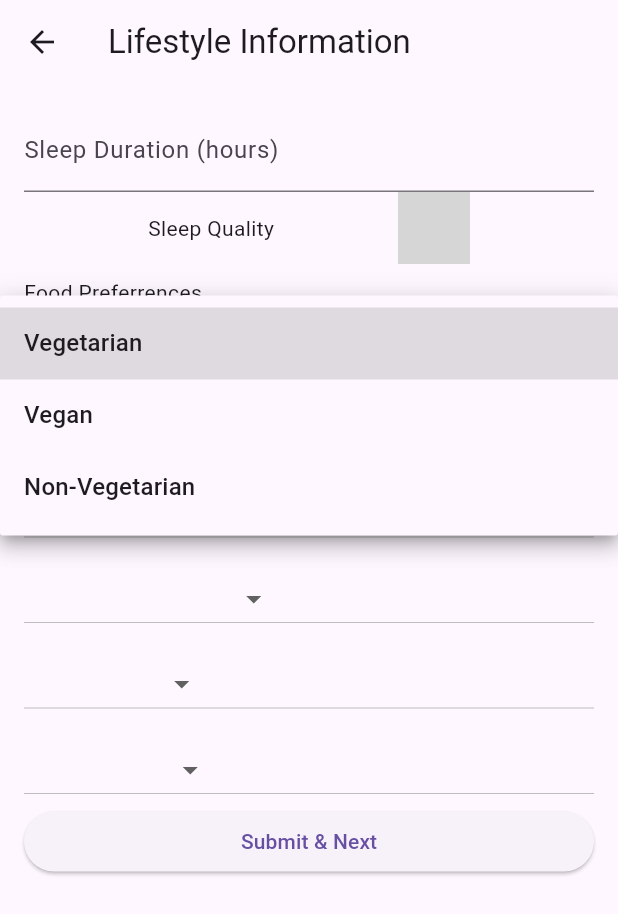
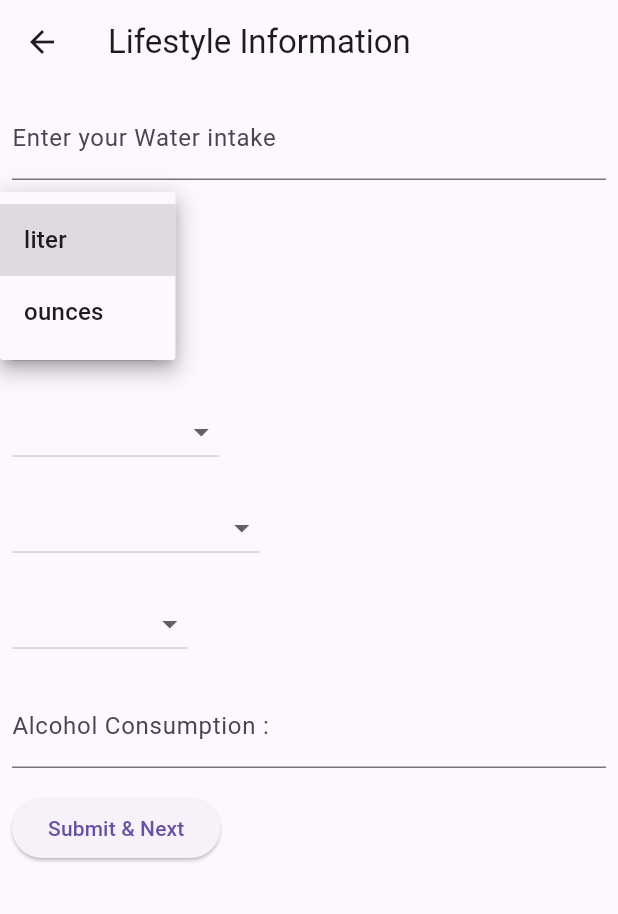
Before and after one commit to pranav-avn/bitsnbytes, a Flutter app: the healthscreen2 screen opened directly, after a tap on the "arrow drop down" icon, on a phone screen of 412 x 824 dp. Shown: the top 914 px of the screen. Run offline on Flutter 3.47's test engine with Material 3 defaults, Android fonts, the phone set to English and light mode, and no system bars; our stand-ins replace camera, cloud_firestore, dash_chat_2, firebase_auth, firebase_core, firebase_messaging and 7 more; missing offline and left inert: firebase_admin; accounts and stored records are empty; grey boxes are pictures that could not be loaded.

Commit message:
Health metrics added

```diff
--- a/HomeIQ - App/smarthome/lib/Authentications/RegisterScreen.dart
+++ b/HomeIQ - App/smarthome/lib/Authentications/RegisterScreen.dart
@@ -55,7 +55,7 @@ class _registerScreenState extends State<registerScreen> {
   Widget build(BuildContext context) {
     return Scaffold(
       appBar: AppBar(
-        title: Text('Register', style: appTstyle()),
+        title: Text('Register'),
       ),
       body: SingleChildScrollView(
         child: Center(
@@ -89,8 +89,7 @@ class _registerScreenState extends State<registerScreen> {
                   ),
                   SizedBox(height: 20),
                   ElevatedButton(
-                      onPressed: _registerUser,
-                      child: Text('Login', style: buttonTstlye()))
+                      onPressed: _registerUser, child: Text('Register'))
                 ],
               ),
             ),
--- a/HomeIQ - App/smarthome/lib/Authentications/healthscreen2.dart
+++ b/HomeIQ - App/smarthome/lib/Authentications/healthscreen2.dart
@@ -1,7 +1,5 @@
 import 'package:flutter/material.dart';
 import 'package:cloud_firestore/cloud_firestore.dart';
-import 'package:firebase_auth/firebase_auth.dart';
-import 'package:smarthome/Authentications/healthScreen1.dart';
 import 'package:smarthome/Authentications/healthscreen3.dart';
 
 class healthscreen2 extends StatefulWidget {
@@ -15,20 +13,27 @@ class _healthscreen2State extends State<healthscreen2> {
   final TextEditingController _sleepDurationController =
       TextEditingController();
   String? _sleepQuality;
-  late TextEditingController _dietController = TextEditingController();
+  final TextEditingController _dietController = TextEditingController();
   final TextEditingController _waterIntakeController = TextEditingController();
   String? _smokingStatus;
   String? _alcoholConsumption;
   String? _caffeineIntake;
   String? _stressLevel;
   String? _mentalHealth;
-  late String _selectedAcoholConsumption = "None";
-  late String _selectedSmokinStatus = "Never";
-  late String _selectedcaffeineIntake = "Often";
-  late String _selectedmentalHealth = "Choose mental Health status";
-  late String _selectedDiet = "Select Dietary Type";
-  late String _selectedSleepQuality = "Choose Sleep Quality";
-  String _selectedWaterUnit = 'liter';
+  String? _selectedSleepQuality;
+  String? _selectedDiet;
+  String? _selectedWaterUnit;
+
+  List<String> sleepQualityOptions = ['Good', 'Poor', 'Disturbed'];
+  List<String> dietOptions = ['Vegetarian', 'Vegan', 'Non-Vegetarian'];
+  List<String> waterUnitOptions = ['liter', 'ounces'];
+  List<String> smokingStatusOptions = [
+    'Non-Smoker',
+    'Occasional Smoker',
+    'Regular Smoker'
+  ];
+  List<String> caffeineOptions = ['None', 'Occasionally', 'Regularly'];
+  List<String> mentalHealthOptions = ['Anxiety', 'Depression', 'Mood Swings'];
 
   Future<void> _submitData() async {
     try {
@@ -36,10 +41,16 @@ class _healthscreen2State extends State<healthscreen2> {
           .collection('users')
           .doc('userId')
           .update({
-        'sleep_duration': _sleepDurationController.text ?? 'Not mentioned',
+        'sleep_duration': _sleepDurationController.text.isNotEmpty
+            ? _sleepDurationController.text
+            : 'Not mentioned',
         'sleep_quality': _sleepQuality ?? 'Not mentioned',
-        'dietary_habits': _dietController.text ?? 'Not mentioned',
-        'daily_water_intake': _waterIntakeController.text ?? 'Not mentioned',
+        'dietary_habits': _dietController.text.isNotEmpty
+            ? _dietController.text
+            : 'Not mentioned',
+        'daily_water_intake': _waterIntakeController.text.isNotEmpty
+            ? _waterIntakeController.text
+            : 'Not mentioned',
         'smoking_status': _smokingStatus ?? 'Not mentioned',
         'alcohol_consumption': _alcoholConsumption ?? 'Not mentioned',
         'caffeine_intake': _caffeineIntake ?? 'Not mentioned',
@@ -59,136 +70,106 @@ class _healthscreen2State extends State<healthscreen2> {
       appBar: AppBar(
         title: Text('Lifestyle Information'),
       ),
-      body: Padding(
-        padding: EdgeInsets.all(16.0),
+      body: SingleChildScrollView(
+        child: Padding(
+          padding: const EdgeInsets.all(8.0),
           child: Form(
             key: _formKey,
-          child: ListView(
-            children: <Widget>[
-              TextFormField(
-                controller: _sleepDurationController,
+            child: Column(
+              crossAxisAlignment: CrossAxisAlignment.start,
+              children: [
+                TextField(
+                  controller: _waterIntakeController,
                   decoration:
-                    InputDecoration(labelText: 'Sleep Duration (hours)'),
+                      InputDecoration(labelText: 'Enter your Water intake'),
                   keyboardType: TextInputType.number,
-                // validator: (value) {
-                //   if (value == null || value.isEmpty) {
-                //     return 'Please enter sleep duration';
-                //   }
-                //   return null;
-                // },
                 ),
-              Row(
-                mainAxisAlignment: MainAxisAlignment.spaceEvenly,
-                children: [
-                  Text("Sleep Quality"),
-                  DropdownButton<String>e(
-                    value: _selectedSleepQuality,
-                    items: ['Good', 'Poor', 'Disturbed'].map((String quality) {
+                SizedBox(height: 16.0),
+                DropdownButton<String>(
+                  value: _selectedWaterUnit,
+                  items: waterUnitOptions.map((String value) {
                     return DropdownMenuItem<String>(
-                        value: quality,
-                        child: Text(quality),
+                      value: value,
+                      child: Text(value),
                     );
                   }).toList(),
-                    onChanged: (value) {
+                  onChanged: (String? newValue) {
                     setState(() {
-                        _selectedSleepQuality = value!;
-                        _sleepQuality = value;
+                      _selectedWaterUnit = newValue!;
                     });
                   },
                 ),
-                ],
-              ),
-
-              SizedBox(height: 9),
-              Text("Food Preferrences"),
+                SizedBox(height: 16.0),
                 DropdownButton<String>(
-                items: ['Vegetarian', 'Vegan', 'Non-Vegetarian']
-                    .map((String quality) {
+                  value: _sleepQuality,
+                  items: sleepQualityOptions.map((String value) {
                     return DropdownMenuItem<String>(
-                    value: quality,
-                    child: Text(quality),
+                      value: value,
+                      child: Text(value),
                     );
                   }).toList(),
-                onChanged: (value) {
+                  onChanged: (String? newValue) {
                     setState(() {
-                    _dietController.text = "${_dietController.text} $value";
+                      _sleepQuality = newValue;
                     });
                   },
                 ),
-              SizedBox(height: 9),
-              TextFormField(
-                controller: _waterIntakeController,
-                decoration: InputDecoration(labelText: 'Water Intake'),
-                keyboardType: TextInputType.number,
-                // validator: (value) {
-                //   if (value == null || value.isEmpty) {
-                //     return 'Please enter Water intake';
-                //   }
-                //   return null;
-                // },
-              ),
+                SizedBox(height: 16.0),
                 DropdownButton<String>(
-                items: ['liter', 'ounces'].map((String quality) {
+                  value: _selectedDiet,
+                  items: dietOptions.map((String value) {
                     return DropdownMenuItem<String>(
-                    value: _selectedWaterUnit,
-                    child: Text(quality),
+                      value: value,
+                      child: Text(value),
                     );
                   }).toList(),
-                onChanged: (value) {
+                  onChanged: (String? newValue) {
                     setState(() {
-                    _selectedWaterUnit = value!;
-                    _waterIntakeController.text =
-                        "${_waterIntakeController.text} $value";
+                      _selectedDiet = newValue!;
                     });
                   },
                 ),
-
-              SizedBox(height: 9),
+                SizedBox(height: 16.0),
                 DropdownButton<String>(
-                items: ['Non-Smoker', 'Occasional Smoker', 'Regular Smoker']
-                    .map((String quality) {
+                  value: _smokingStatus,
+                  items: smokingStatusOptions.map((String value) {
                     return DropdownMenuItem<String>(
-                    value: quality,
-                    child: Text(quality),
+                      value: value,
+                      child: Text(value),
                     );
                   }).toList(),
-                onChanged: (value) {
+                  onChanged: (String? newValue) {
                     setState(() {
-                    _smokingStatus = value;
+                      _smokingStatus = newValue!;
                     });
                   },
                 ),
-              SizedBox(height: 9),
+                SizedBox(height: 16.0),
                 DropdownButton<String>(
-                items:
-                    ['None', 'Occasionally', 'Regularly'].map((String quality) {
+                  value: _caffeineIntake,
+                  items: caffeineOptions.map((String value) {
                     return DropdownMenuItem<String>(
-                    value: quality,
-                    child: Text(quality),
+                      value: value,
+                      child: Text(value),
                     );
                   }).toList(),
-                onChanged: (value) {
+                  onChanged: (String? newValue) {
                     setState(() {
-                    _caffeineIntake = value;
+                      _caffeineIntake = newValue!;
                     });
                   },
                 ),
-              SizedBox(height: 9),
-              DropdownButton<String>(
-                items: ['Anxiety', 'Depression', 'Mood Swings']
-                    .map((String quality) {
-                  return DropdownMenuItem<String>(
-                    value: quality,
-                    child: Text(quality),
-                  );
-                }).toList(),
+                SizedBox(height: 16.0),
+                TextField(
+                  controller: TextEditingController(text: _alcoholConsumption),
+                  decoration:
+                      InputDecoration(labelText: 'Alcohol Consumption :'),
+                  keyboardType: TextInputType.number,
                   onChanged: (value) {
-                  setState(() {
-                    _mentalHealth = value;
-                  });
+                    _alcoholConsumption = value;
                   },
                 ),
-              // Similar fields for diet, water intake, smoking, etc.
+                SizedBox(height: 16.0),
                 ElevatedButton(
                   onPressed: _submitData,
                   child: Text('Submit & Next'),
@@ -197,6 +178,7 @@ class _healthscreen2State extends State<healthscreen2> {
             ),
           ),
         ),
+      ),
     );
   }
 }
```
Also changed, not shown: HomeIQ - App/smarthome/lib/Authentications/SignINScreen.dart (+10 -0 lines), HomeIQ - App/smarthome/lib/Authentications/healthScreen1.dart (+11 -2 lines). Lines whose indentation alone changed are shown as unchanged.
